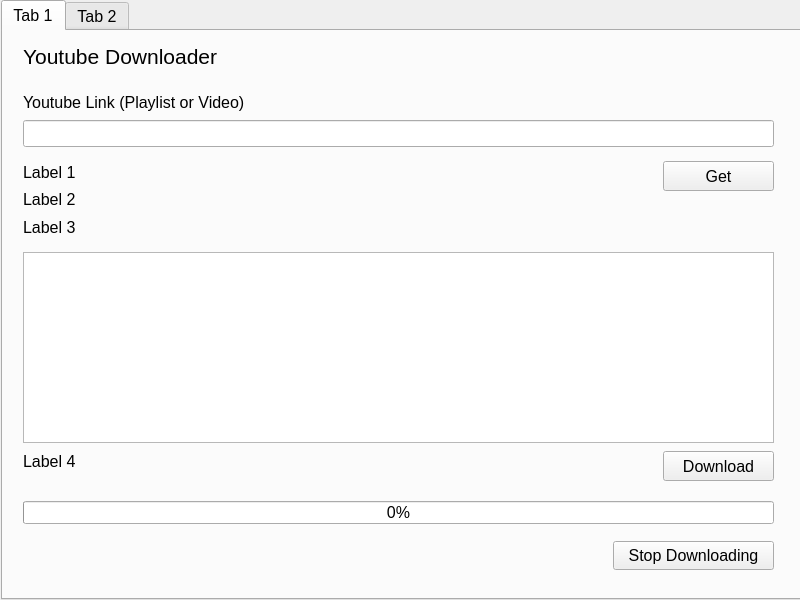
sint18/yt_video_downloader, file ui/mainScreen.ui: the form before one commit.
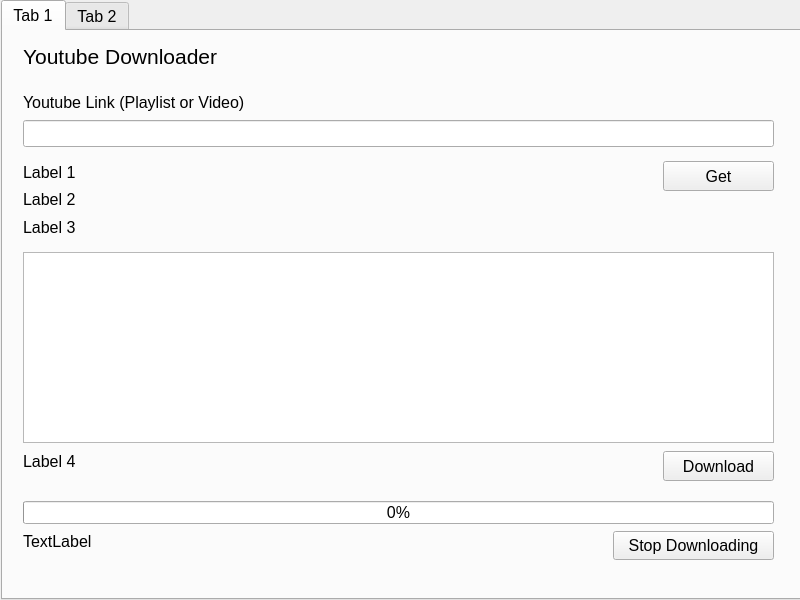
The form after the commit.

The edit to the form file:
```diff
--- a/ui/mainScreen.ui
+++ b/ui/mainScreen.ui
@@ -143,7 +143,7 @@
       <property name="geometry">
        <rect>
         <x>610</x>
-        <y>510</y>
+        <y>500</y>
         <width>161</width>
         <height>29</height>
        </rect>
@@ -165,6 +165,32 @@
        <string>Label 4</string>
       </property>
      </widget>
+     <widget class="QLabel" name="downloadStatusLabel">
+      <property name="geometry">
+       <rect>
+        <x>20</x>
+        <y>500</y>
+        <width>581</width>
+        <height>21</height>
+       </rect>
+      </property>
+      <property name="text">
+       <string>TextLabel</string>
+      </property>
+     </widget>
+     <widget class="QLabel" name="loaderLabel">
+      <property name="geometry">
+       <rect>
+        <x>680</x>
+        <y>10</y>
+        <width>70</width>
+        <height>70</height>
+       </rect>
+      </property>
+      <property name="text">
+       <string/>
+      </property>
+     </widget>
      <widget class="QWidget" name="">
       <property name="geometry">
        <rect>
```
Left out of the diff: 2 changed lines with no effect on the pictures.
